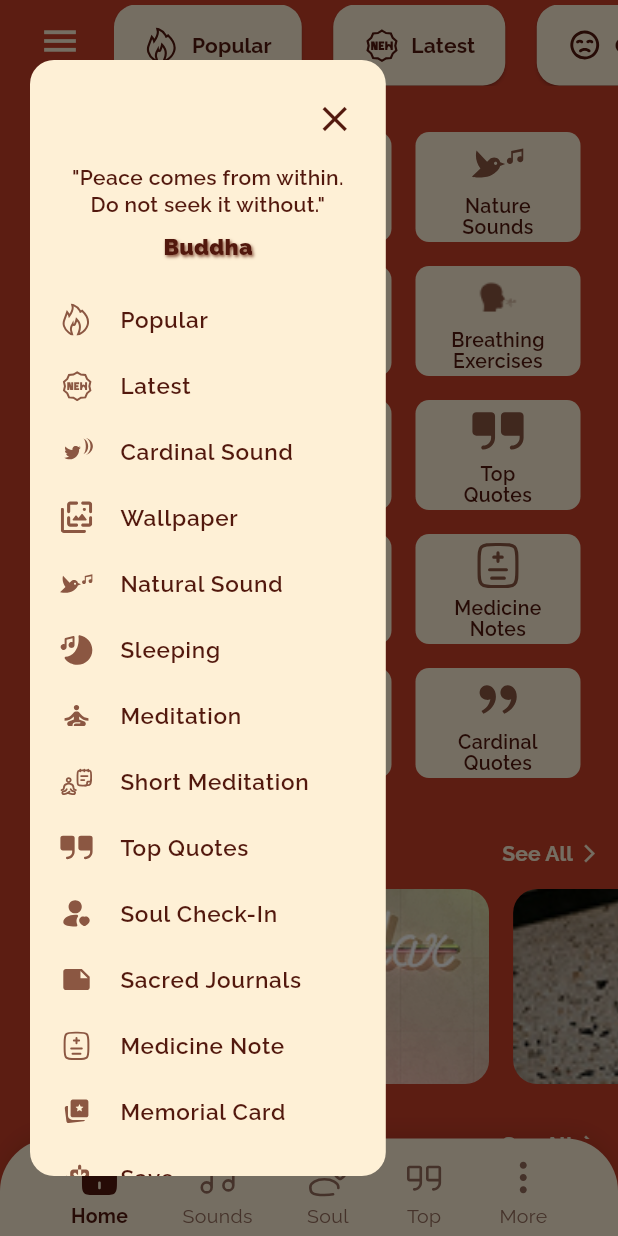
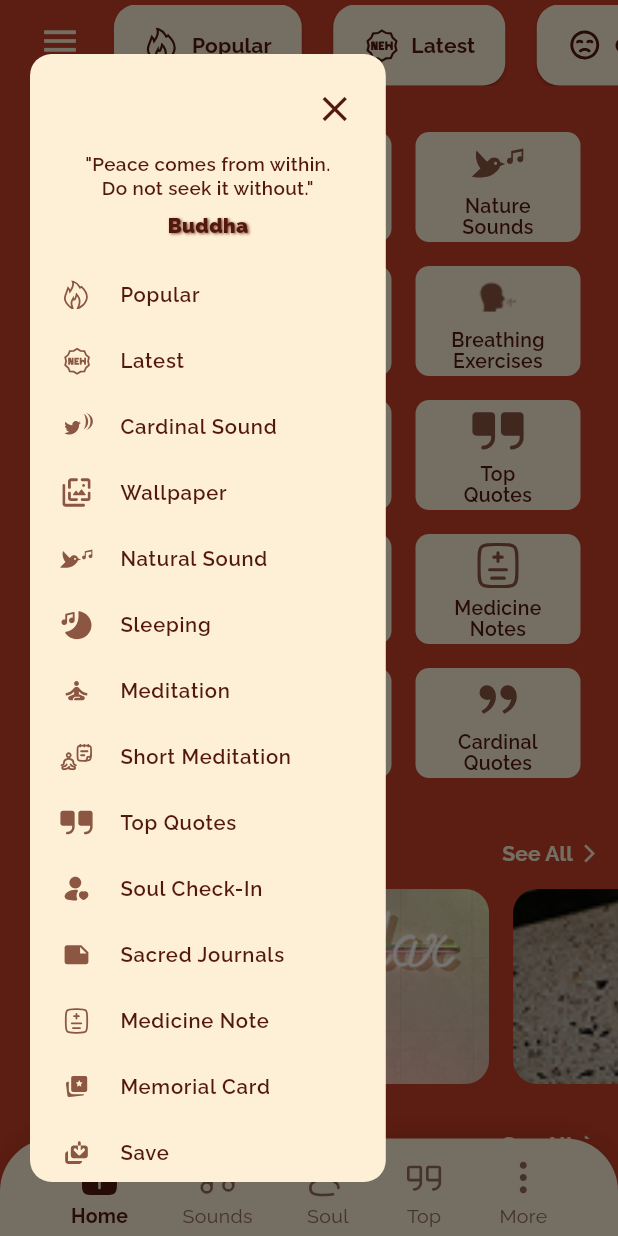
Before and after one commit to Rasheduzzaman-Rochi/cardinal_quotes_app, a Flutter app: the screen it shows after launch, with the side drawer open, on a phone screen of 412 x 824 dp. Run offline on Flutter 3.47's test engine with Material 3 defaults, Android fonts, the phone set to English and light mode, and no system bars; our stand-ins replace flutter_screenutil, flutter_svg, google_fonts.

Commit message:
fix: update HomeDrawer layout to use responsive dimensions with ScreenUtil

```diff
--- a/lib/src/features/home/widgets/home_drawer.dart
+++ b/lib/src/features/home/widgets/home_drawer.dart
@@ -1,4 +1,5 @@
 import 'package:flutter/material.dart';
+import 'package:flutter_screenutil/flutter_screenutil.dart';
 import 'package:flutter_svg/flutter_svg.dart';
 import '../../../constants/app_theme.dart';
 import '../../authentication/screens/login_screen.dart';
@@ -15,23 +16,23 @@ class HomeDrawer extends StatelessWidget {
     final screenWidth = MediaQuery.of(context).size.width;
 
     return Drawer(
-      width: (screenWidth * 0.6) + 10,
+      width: (screenWidth * 0.6) + 10.w,
       backgroundColor: Colors.transparent,
       elevation: 0,
       child: Container(
-        margin: const EdgeInsets.only(top: 40, bottom: 40, left: 20),
+        margin: EdgeInsets.only(top: 40.h, bottom: 40.h, left: 20.w),
         decoration: BoxDecoration(
           color: colorScheme.surface,
-          borderRadius: const BorderRadius.all(Radius.circular(16)),
+          borderRadius: BorderRadius.all(Radius.circular(16.r)),
         ),
         child: ListView(
           padding: EdgeInsets.zero,
           children: <Widget>[
             Padding(
-              padding: const EdgeInsets.fromLTRB(20, 20, 20, 0),
+              padding: EdgeInsets.fromLTRB(20.w, 20.h, 20.w, 0),
               child: Column(
                 children: [
-                  const SizedBox(height: 5),
+                  SizedBox(height: 5.h),
                   Align(
                     alignment: Alignment.centerRight,
                     child: InkWell(
@@ -44,29 +45,29 @@ class HomeDrawer extends StatelessWidget {
                       ),
                     ),
                   ),
-                  const SizedBox(height: 16),
+                  SizedBox(height: 16.h),
                   Text(
                     '"Peace comes from within.\nDo not seek it without."',
                     textAlign: TextAlign.center,
                     style: TextStyle(
                       color: colorScheme.onSurface,
                       fontWeight: FontWeight.w600,
-                      fontSize: 14,
+                      fontSize: 14.sp,
                       height: 1.3,
                     ),
                   ),
-                  const SizedBox(height: 09),
+                  SizedBox(height: 9.h),
                   Text(
                     'Buddha',
                     style: TextStyle(
                       color: colorScheme.onSurface,
-                      fontSize: 15,
+                      fontSize: 15.sp,
                       fontWeight: FontWeight.w900,
                       shadows: [
                         Shadow(
                           color: AppTheme.buttonBrown,
-                          offset: const Offset(1, 1),
-                          blurRadius: 2,
+                          offset: Offset(1.w, 1.h),
+                          blurRadius: 2.r,
                         ),
                       ],
                     ),
@@ -74,9 +75,9 @@ class HomeDrawer extends StatelessWidget {
                 ],
               ),
             ),
-            const SizedBox(height: 16),
+            SizedBox(height: 16.h),
             Padding(
-              padding: const EdgeInsets.symmetric(horizontal: 20.0),
+              padding: EdgeInsets.symmetric(horizontal: 20.0.w),
               child: Column(
                 crossAxisAlignment: CrossAxisAlignment.start,
                 children: [
@@ -164,7 +165,7 @@ class HomeDrawer extends StatelessWidget {
                     iconPath: 'assets/icons/save.svg',
                     text: 'Save',
                   ),
-                  const SizedBox(height: 16),
+                  SizedBox(height: 16.h),
                   _buildLogoutButton(context, colorScheme),
                 ],
               ),
@@ -186,8 +187,8 @@ class HomeDrawer extends StatelessWidget {
       visualDensity: const VisualDensity(vertical: -3),
       leading: SvgPicture.asset(
         iconPath,
-        height: 22,
-        width: 22,
+        height: 22.h,
+        width: 22.w,
         colorFilter: const ColorFilter.mode(
           AppTheme.buttonBrown,
           BlendMode.srcIn,
@@ -196,7 +197,7 @@ class HomeDrawer extends StatelessWidget {
       title: Text(
         text,
         style: TextStyle(
-          fontSize: 15,
+          fontSize: 15.sp,
           fontWeight: FontWeight.w600,
           color: colorScheme.onSurface,
         ),
@@ -234,30 +235,30 @@ class HomeDrawer extends StatelessWidget {
         );
       },
       child: Padding(
-        padding: const EdgeInsets.symmetric(vertical: 10.0),
+        padding: EdgeInsets.symmetric(vertical: 10.0.h),
         child: Row(
           mainAxisAlignment: MainAxisAlignment.center,
           children: [
             Text(
               'Log Out',
               style: TextStyle(
-                fontSize: 18,
+                fontSize: 18.sp,
                 fontWeight: FontWeight.w900,
                 shadows: [
                   Shadow(
                     color: AppTheme.buttonBrown,
-                    offset: const Offset(1, 1),
-                    blurRadius: 2,
+                    offset: Offset(1.w, 1.h),
+                    blurRadius: 2.r,
                   ),
                 ],
                 color: colorScheme.onSurface,
               ),
             ),
-            const SizedBox(width: 8),
+            SizedBox(width: 8.w),
             SvgPicture.asset(
               'assets/icons/logout.svg',
-              height: 24,
-              width: 24,
+              height: 24.h,
+              width: 24.w,
               colorFilter: ColorFilter.mode(
                 colorScheme.onSurface,
                 BlendMode.srcIn,
```
